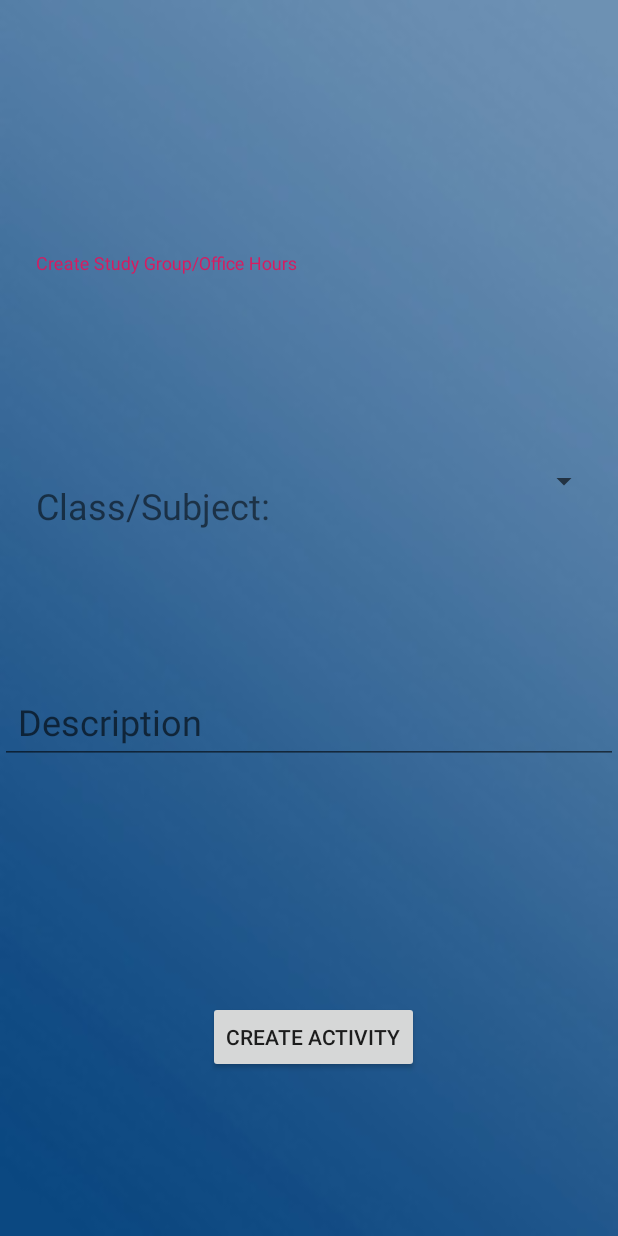
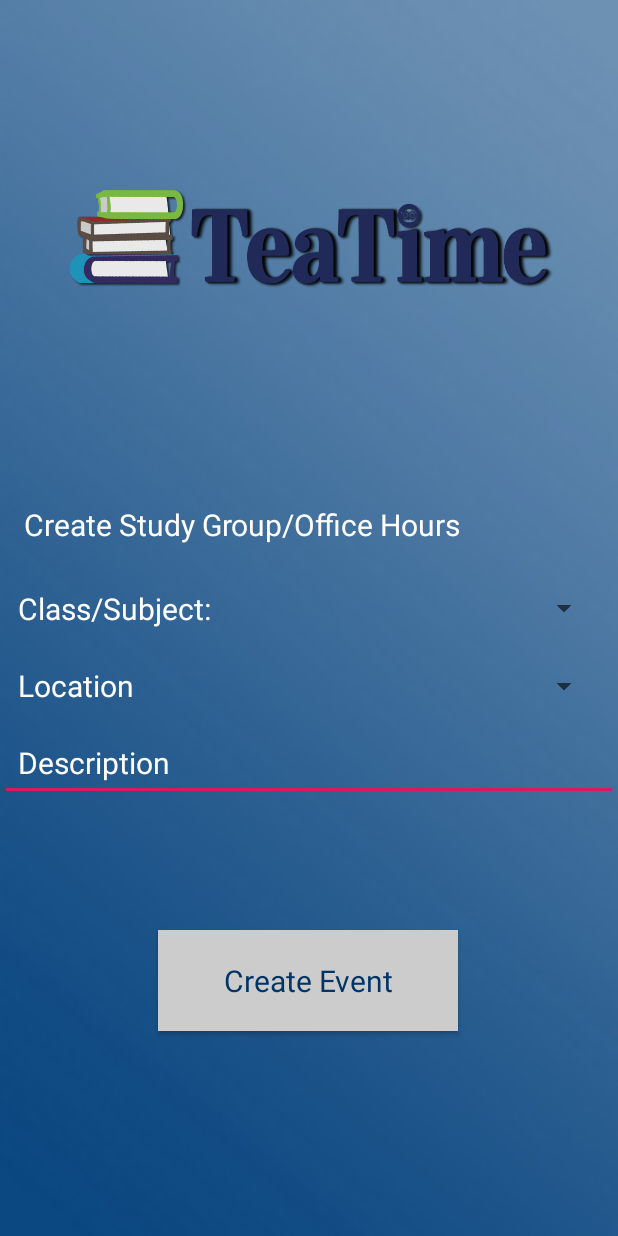
Before and after one commit to Rafoto/TeaTime, an Android app: the layout fragment_create_event.xml on its own in the app's theme, with its tools: preview values and no code run, on a phone screen of 412 x 824 dp. Run offline under Robolectric (Android 15) with nearby library versions, the phone set to English and light mode, and no system bars.

Commit message:
Merge branch 'master' of https://github.com/Rafoto/TeaTime
# Conflicts:
#	app/src/main/AndroidManifest.xml

```diff
--- a/app/src/main/java/com/example/teatime/LoginActivity.java
+++ b/app/src/main/java/com/example/teatime/LoginActivity.java
@@ -38,9 +38,9 @@ public class LoginActivity extends AppCompatActivity {
             startActivity(intent);
             finish();
         } else {
-            usernameInput = findViewById(R.id.editTextEmailAddress);
+            usernameInput = findViewById(R.id.etName);
             passwordInput = findViewById(R.id.editText_Password);
-            loginBtn = findViewById(R.id.btnLogin);
+            loginBtn = findViewById(R.id.btnCreateEvent);
             signupBtn = findViewById(R.id.btnSignUp);
 
             loginBtn.setOnClickListener(new View.OnClickListener() {
--- a/app/src/main/res/layout/activity_login_two.xml
+++ b/app/src/main/res/layout/activity_login_two.xml
@@ -7,10 +7,6 @@
     android:paddingLeft="18dp"
     android:paddingRight="18dp"
     android:background="@drawable/fullbg">
-
-    <ScrollView
-        android:layout_width="match_parent"
-        android:layout_height="match_parent">
 
     <LinearLayout
         android:layout_width="match_parent"
@@ -27,7 +23,7 @@
             android:src="@drawable/fulllogo" />
 
         <EditText
-                android:id="@+id/editTextEmailAddress"
+            android:id="@+id/etName"
             android:layout_width="match_parent"
             android:layout_height="wrap_content"
             android:background="@android:color/transparent"
@@ -72,7 +68,7 @@
             android:textColor="#fff" />
 
         <Button
-                android:id="@+id/btnLogin"
+            android:id="@+id/btnCreateEvent"
             style="@style/TextAppearance.AppCompat.Body1"
             android:layout_width="match_parent"
             android:layout_height="wrap_content"
@@ -113,6 +109,6 @@
 
 
     </LinearLayout>
-    </ScrollView>
+
 
 </LinearLayout>
--- a/app/src/main/res/layout/fragment_create_event.xml
+++ b/app/src/main/res/layout/fragment_create_event.xml
@@ -4,44 +4,17 @@
     xmlns:tools="http://schemas.android.com/tools"
     android:layout_width="match_parent"
     android:layout_height="match_parent"
-    android:background="@drawable/blue_back">
+    android:background="@drawable/blue_back"><![CDATA[
     tools:context=".CreateEventFragment">
 
-    <com.google.android.material.textfield.TextInputLayout
-        android:id="@+id/textInputLayout2"
-        android:layout_width="match_parent"
-        android:layout_height="wrap_content"
-        app:layout_constraintBottom_toBottomOf="parent"
-        app:layout_constraintTop_toTopOf="parent"
-        app:layout_constraintVertical_bias="0.22000003">
 
-        <com.google.android.material.textfield.TextInputEditText
-            android:id="@+id/editTextEmailAddress"
-            android:layout_width="match_parent"
-            android:layout_height="46dp"
-            android:layout_marginStart="12dp"
-            android:layout_marginTop="16dp"
-            android:layout_marginEnd="12dp"
-            android:background="@android:color/transparent"
-            android:drawablePadding="12dp"
-            android:ems="10"
-            android:hint="Create Study Group/Office Hours"
-            android:padding="12dp"
-            android:textColor="#FFFFFF"
-            android:textColorHint="#fff" />
-    </com.google.android.material.textfield.TextInputLayout>
 
-    <com.google.android.material.textfield.TextInputLayout
-        android:id="@+id/textInputLayout4"
-        android:layout_width="match_parent"
-        android:layout_height="wrap_content"
-        app:layout_constraintTop_toBottomOf="@+id/spinner"
-        tools:layout_editor_absoluteX="0dp">
 
-    </com.google.android.material.textfield.TextInputLayout>
+
+    ]]>
 
     <Spinner
-        android:id="@+id/spinner"
+        android:id="@+id/spinner2"
         android:layout_width="0dp"
         android:layout_height="wrap_content"
         android:layout_marginStart="12dp"
@@ -49,28 +22,101 @@
         android:hint="Choose your class"
         android:padding="12dp"
         android:textSize="18sp"
-        app:layout_constraintBottom_toTopOf="@+id/CreateEventButton"
+        app:layout_constraintBottom_toBottomOf="@+id/classSpinner"
         app:layout_constraintEnd_toEndOf="parent"
-        app:layout_constraintStart_toEndOf="@+id/tvClassName"
-        app:layout_constraintTop_toTopOf="parent"
-        app:layout_constraintVertical_bias="0.48000002" />
+        app:layout_constraintHorizontal_bias="0.0"
+        app:layout_constraintStart_toEndOf="@+id/classSpinner"
+        app:layout_constraintTop_toTopOf="@+id/classSpinner" />
+
+    <ImageView
+        android:id="@+id/ivCreateEventLogo"
+        android:layout_width="400dp"
+        android:layout_height="320dp"
+        android:layout_gravity="center_horizontal"
+        android:padding="16dp"
+        android:src="@drawable/fulllogo"
+        app:layout_constraintEnd_toEndOf="parent"
+        app:layout_constraintStart_toStartOf="parent"
+        app:layout_constraintTop_toTopOf="parent" />
+
+    <com.google.android.material.textfield.TextInputLayout
+            android:id="@+id/textInputLayout4"
+            android:layout_width="match_parent"
+            android:layout_height="wrap_content"
+            app:layout_constraintTop_toBottomOf="@+id/spinnerClass"
+            tools:layout_editor_absoluteX="0dp">
+
+        </com.google.android.material.textfield.TextInputLayout><![CDATA[
+
+
+
+
+            app:layout_constraintBottom_toBottomOf="@+id/spinner"
+            app:layout_constraintStart_toStartOf="parent"
+            app:layout_constraintTop_toTopOf="@+id/spinner"
+            app:layout_constraintVertical_bias="0.0" />
+
+
+
+        tools:layout_editor_absoluteX="-11dp"
+            tools:layout_editor_absoluteY="519dp" />
+
+
+
+
+
+
+
+
+
+
+
+
+
+        ]]>
+
+        <Spinner
+            android:id="@+id/spinnerClass"
+            android:layout_width="0dp"
+            android:layout_height="wrap_content"
+            android:layout_marginStart="12dp"
+            android:layout_marginEnd="12dp"
+            android:hint="Choose your class"
+            android:padding="12dp"
+            android:textSize="18sp"
+            app:layout_constraintBottom_toBottomOf="@+id/tvClassName"
+            app:layout_constraintEnd_toEndOf="parent"
+            app:layout_constraintHorizontal_bias="0.0"
+            app:layout_constraintStart_toEndOf="@+id/tvClassName"
+            app:layout_constraintTop_toTopOf="@+id/tvClassName"
+            app:layout_constraintVertical_bias="0.48000002" />
 
     <TextView
         android:id="@+id/tvClassName"
         android:layout_width="wrap_content"
         android:layout_height="wrap_content"
-        android:layout_marginStart="12dp"
-        android:layout_marginBottom="8dp"
         android:padding="12dp"
         android:text="Class/Subject:"
-        android:textSize="24sp"
-        app:layout_constraintBottom_toBottomOf="@+id/spinner"
+        android:textColor="#fff"
+        android:textColorHint="#fff"
+        android:textSize="20sp"
         app:layout_constraintStart_toStartOf="parent"
-        app:layout_constraintTop_toTopOf="@+id/spinner"
-        app:layout_constraintVertical_bias="0.0" />
+        app:layout_constraintTop_toBottomOf="@+id/etName" />
+
+    <TextView
+        android:id="@+id/classSpinner"
+        android:layout_width="wrap_content"
+        android:layout_height="wrap_content"
+        android:padding="12dp"
+        android:text="Location"
+        android:textColor="#fff"
+        android:textColorHint="#fff"
+        android:textSize="20sp"
+        app:layout_constraintStart_toStartOf="parent"
+        app:layout_constraintTop_toBottomOf="@+id/tvClassName" />
 
     <com.google.android.material.textfield.TextInputEditText
-        android:id="@+id/textInputEditText"
+        android:id="@+id/tvDescription"
         android:layout_width="match_parent"
         android:layout_height="wrap_content"
         android:drawablePadding="12dp"
@@ -78,22 +124,44 @@
         android:hint="Description"
         android:padding="12dp"
         android:textColor="#FFFFFF"
-        android:textSize="24sp"
+        android:textColorHint="#fff"
+        android:textSize="20sp"
+        app:layout_constraintTop_toBottomOf="@+id/classSpinner"
+        tools:layout_editor_absoluteX="-12dp" />
+
+    <Button
+        android:id="@+id/btnCreateEvent"
+        style="@style/TextAppearance.AppCompat.Body1"
+        android:layout_width="200sp"
+        android:layout_height="wrap_content"
+        android:layout_gravity="center_horizontal"
+        android:background="#ccc"
+        android:clickable="true"
+        android:padding="20dp"
+        android:text="Create Event"
+        android:textAllCaps="false"
+        android:textColor="#003366"
+        android:textSize="20sp"
+        android:textStyle="normal"
         app:layout_constraintBottom_toBottomOf="parent"
-        app:layout_constraintTop_toTopOf="parent"
-        app:layout_constraintVertical_bias="0.59000003"
+        app:layout_constraintEnd_toEndOf="parent"
+        app:layout_constraintHorizontal_bias="0.497"
+        app:layout_constraintStart_toStartOf="parent"
+        app:layout_constraintTop_toBottomOf="@+id/classSpinner" />
+
+    <com.google.android.material.textfield.TextInputEditText
+        android:id="@+id/etName"
+        android:layout_width="match_parent"
+        android:layout_height="60dp"
+        android:background="@android:color/transparent"
+        android:drawablePadding="16dp"
+        android:ems="10"
+        android:hint="Create Study Group/Office Hours"
+        android:padding="16dp"
+        android:textColor="#ffffff"
+        android:textColorHint="#fff"
+        android:textSize="20sp"
+        app:layout_constraintTop_toBottomOf="@+id/ivCreateEventLogo"
         tools:layout_editor_absoluteX="0dp" />
 
-    <Button
-        android:id="@+id/CreateEventButton"
-        android:layout_width="wrap_content"
-        android:layout_height="wrap_content"
-        android:text="Create activity"
-        app:layout_constraintBottom_toBottomOf="parent"
-        app:layout_constraintEnd_toEndOf="parent"
-        app:layout_constraintHorizontal_bias="0.51"
-        app:layout_constraintStart_toStartOf="parent"
-        app:layout_constraintTop_toTopOf="parent"
-        app:layout_constraintVertical_bias="0.86" />
-
 </androidx.constraintlayout.widget.ConstraintLayout>
```
Lines whose indentation alone changed are shown as unchanged.
